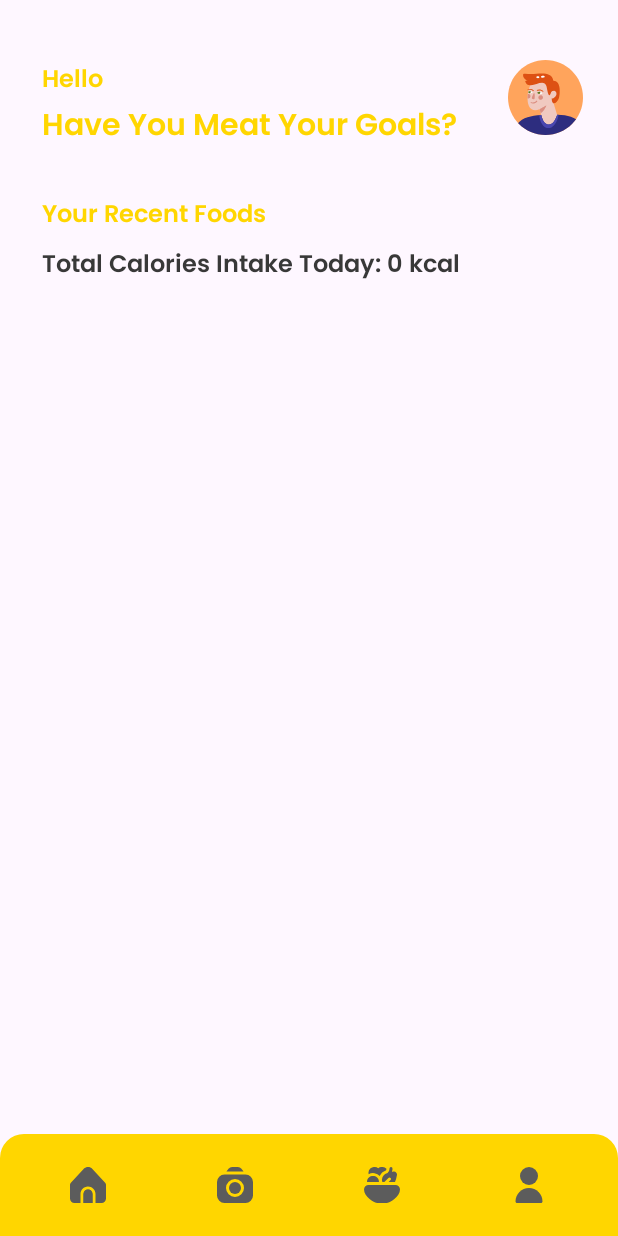
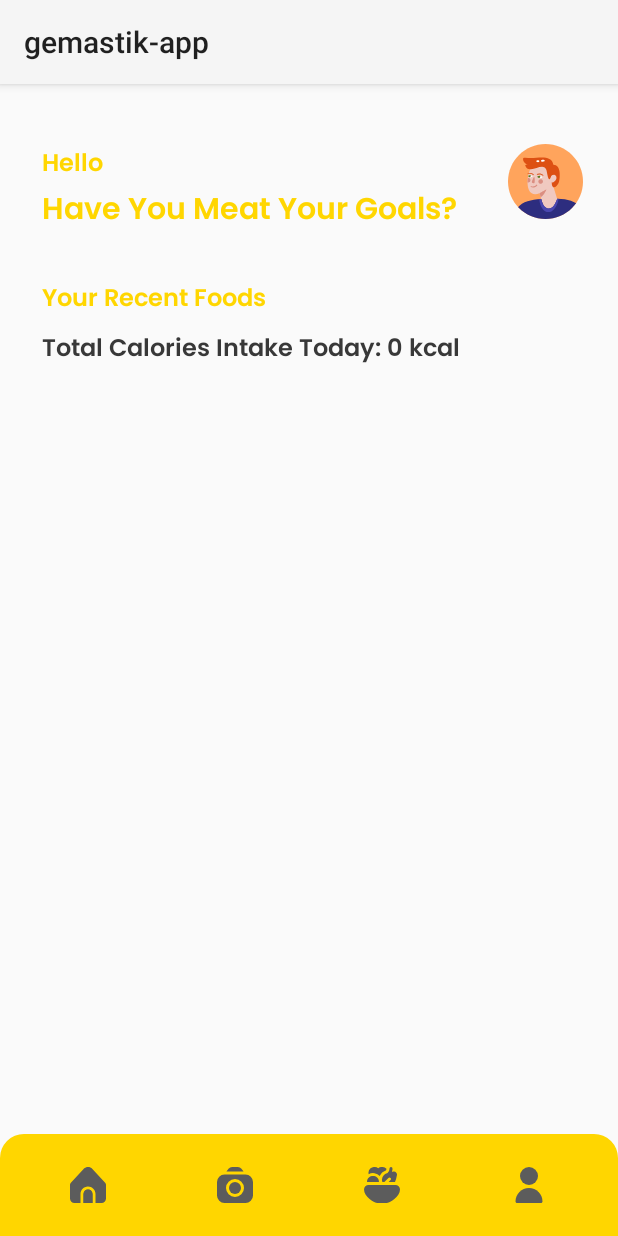
Before and after one commit to aryayudh06/food-diet-app, an Android app built with Jetpack Compose: the MenuFragment screen opened directly, with no data from a screen before it, on a phone screen of 412 x 824 dp. Run offline under Robolectric (Android 15) with nearby library versions, the phone set to English and light mode, and no system bars; our stand-ins replace Firebase (no records; nobody signed in at launch, a user with empty details on screens opened directly); libraries missing offline, so code that uses them is left out: androidx.health.connect, com.github.mikephil.charting, org.checkerframework.common.

Commit message:
newest xml

```diff
--- a/app/src/main/res/layout/fragment_menu.xml
+++ b/app/src/main/res/layout/fragment_menu.xml
@@ -46,7 +46,7 @@
             android:backgroundTint="#00FFFFFF"
             android:scaleType="centerInside"
             android:src="@drawable/camera"
-            android:tint="#80808080" />
+            android:tint="@color/ibOff" />
 
         <ImageButton
             android:id="@+id/imageButtonSalad"
--- a/app/src/main/res/values/themes.xml
+++ b/app/src/main/res/values/themes.xml
@@ -1,6 +1,6 @@
 <resources xmlns:tools="http://schemas.android.com/tools">
     <!-- Base application theme. -->
-    <style name="Base.Theme.Gemastikapp" parent="Theme.Material3.DayNight.NoActionBar">
+    <style name="Base.Theme.Gemastikapp" parent="Theme.Material3.">
         <!-- Customize your light theme here. -->
         <!-- <item name="colorPrimary">@color/my_light_primary</item> -->
     </style>
```
